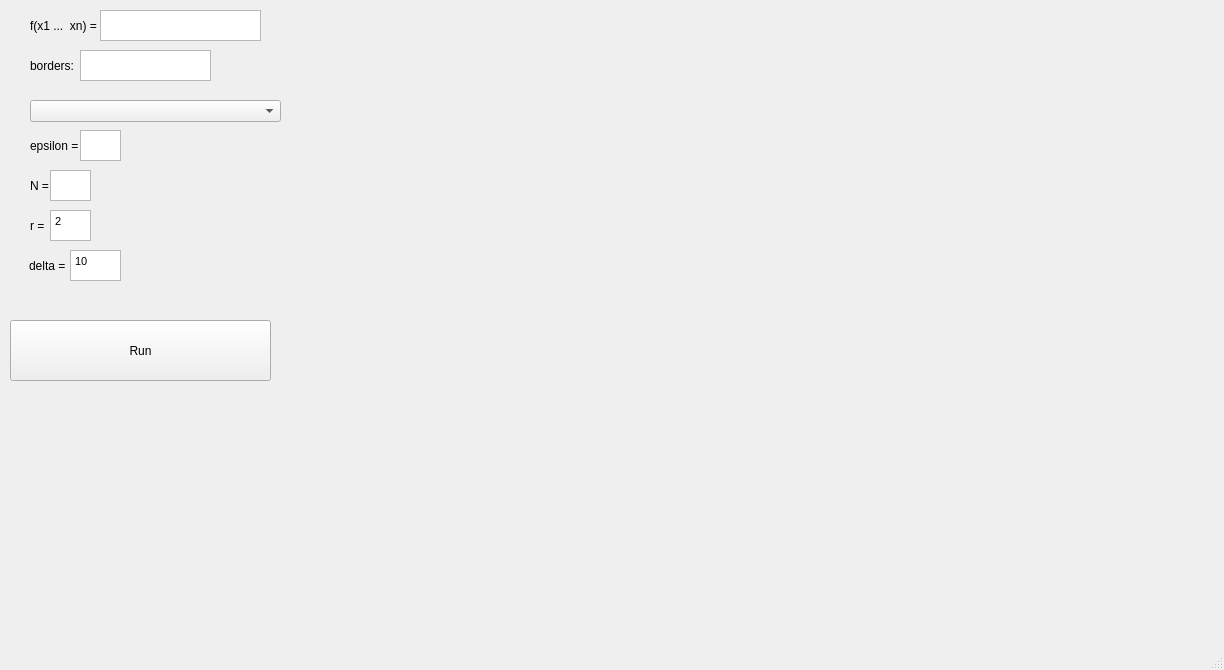
vladimir-kalinin/diplom, file gui.ui: the form before one commit.
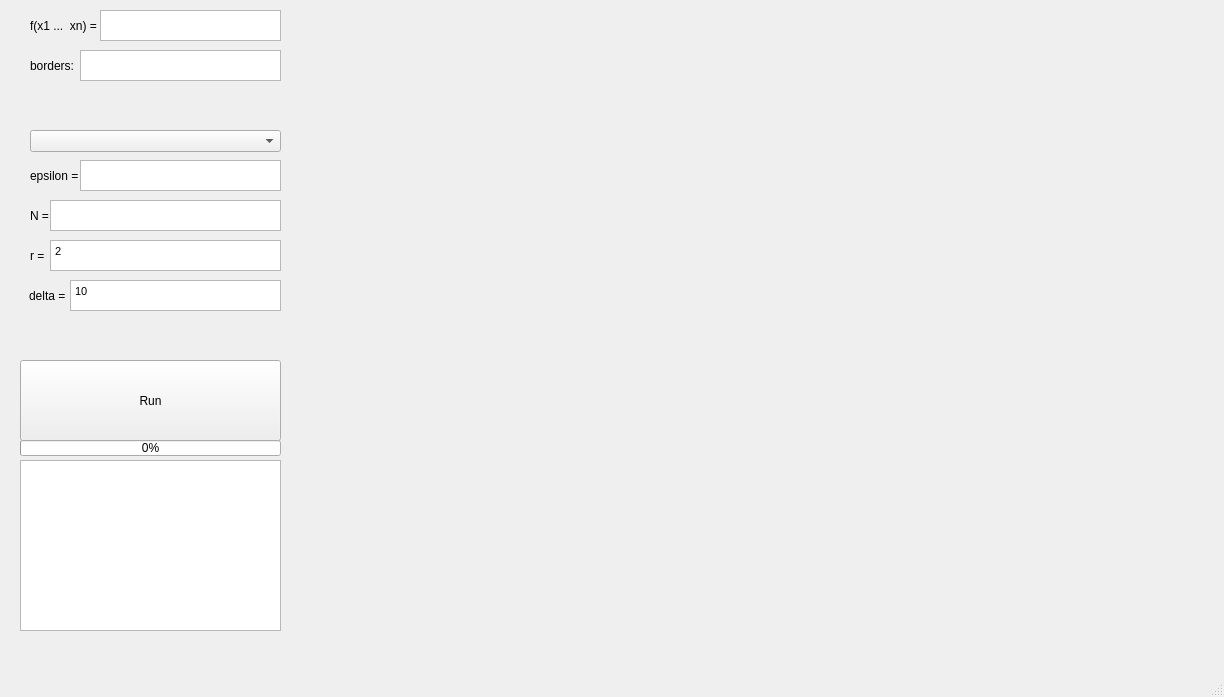
The form after the commit.

Commit message: Fix method. Add progress bar. Add epsilon support.

Diff of the .ui file:
```diff
--- a/gui.ui
+++ b/gui.ui
@@ -7,7 +7,7 @@
     <x>0</x>
     <y>0</y>
     <width>1224</width>
-    <height>670</height>
+    <height>697</height>
    </rect>
   </property>
   <property name="windowTitle">
@@ -17,9 +17,9 @@
    <widget class="QWidget" name="widget" native="true">
     <property name="geometry">
      <rect>
-      <x>320</x>
+      <x>300</x>
       <y>0</y>
-      <width>901</width>
+      <width>921</width>
       <height>621</height>
      </rect>
     </property>
@@ -28,8 +28,8 @@
     <property name="geometry">
      <rect>
       <x>50</x>
-      <y>210</y>
-      <width>41</width>
+      <y>240</y>
+      <width>231</width>
       <height>31</height>
      </rect>
     </property>
@@ -38,15 +38,15 @@
 &lt;html&gt;&lt;head&gt;&lt;meta name=&quot;qrichtext&quot; content=&quot;1&quot; /&gt;&lt;style type=&quot;text/css&quot;&gt;
 p, li { white-space: pre-wrap; }
 &lt;/style&gt;&lt;/head&gt;&lt;body style=&quot; font-family:'MS Shell Dlg 2'; font-size:8.25pt; font-weight:400; font-style:normal;&quot;&gt;
-&lt;p style=&quot; margin-top:0px; margin-bottom:0px; margin-left:0px; margin-right:0px; -qt-block-indent:0; text-indent:0px;&quot;&gt;2&lt;/p&gt;&lt;/body&gt;&lt;/html&gt;</string>
+&lt;p style=&quot; margin-top:0px; margin-bottom:0px; margin-left:0px; margin-right:0px; -qt-block-indent:0; text-indent:0px;&quot;&gt;&lt;span style=&quot; font-family:'MS Shell Dlg 2';&quot;&gt;2&lt;/span&gt;&lt;/p&gt;&lt;/body&gt;&lt;/html&gt;</string>
     </property>
    </widget>
    <widget class="QTextEdit" name="textEdit_n">
     <property name="geometry">
      <rect>
       <x>50</x>
-      <y>170</y>
-      <width>41</width>
+      <y>200</y>
+      <width>231</width>
       <height>31</height>
      </rect>
     </property>
@@ -68,7 +68,7 @@
     <property name="geometry">
      <rect>
       <x>30</x>
-      <y>170</y>
+      <y>200</y>
       <width>21</width>
       <height>31</height>
      </rect>
@@ -81,7 +81,7 @@
     <property name="geometry">
      <rect>
       <x>30</x>
-      <y>210</y>
+      <y>240</y>
       <width>31</width>
       <height>31</height>
      </rect>
@@ -94,7 +94,7 @@
     <property name="geometry">
      <rect>
       <x>30</x>
-      <y>130</y>
+      <y>160</y>
       <width>51</width>
       <height>31</height>
      </rect>
@@ -107,8 +107,8 @@
     <property name="geometry">
      <rect>
       <x>80</x>
-      <y>130</y>
-      <width>41</width>
+      <y>160</y>
+      <width>201</width>
       <height>31</height>
      </rect>
     </property>
@@ -118,7 +118,7 @@
      <rect>
       <x>80</x>
       <y>50</y>
-      <width>131</width>
+      <width>201</width>
       <height>31</height>
      </rect>
     </property>
@@ -128,7 +128,7 @@
      <rect>
       <x>100</x>
       <y>10</y>
-      <width>161</width>
+      <width>181</width>
       <height>31</height>
      </rect>
     </property>
@@ -150,7 +150,7 @@
     <property name="geometry">
      <rect>
       <x>30</x>
-      <y>100</y>
+      <y>130</y>
       <width>251</width>
       <height>22</height>
      </rect>
@@ -159,10 +159,10 @@
    <widget class="QPushButton" name="pushButton">
     <property name="geometry">
      <rect>
-      <x>10</x>
-      <y>320</y>
+      <x>20</x>
+      <y>360</y>
       <width>261</width>
-      <height>61</height>
+      <height>81</height>
      </rect>
     </property>
     <property name="text">
@@ -173,7 +173,7 @@
     <property name="geometry">
      <rect>
       <x>29</x>
-      <y>250</y>
+      <y>280</y>
       <width>41</width>
       <height>31</height>
      </rect>
@@ -186,8 +186,8 @@
     <property name="geometry">
      <rect>
       <x>70</x>
-      <y>250</y>
-      <width>51</width>
+      <y>280</y>
+      <width>211</width>
       <height>31</height>
      </rect>
     </property>
@@ -196,7 +196,30 @@
 &lt;html&gt;&lt;head&gt;&lt;meta name=&quot;qrichtext&quot; content=&quot;1&quot; /&gt;&lt;style type=&quot;text/css&quot;&gt;
 p, li { white-space: pre-wrap; }
 &lt;/style&gt;&lt;/head&gt;&lt;body style=&quot; font-family:'MS Shell Dlg 2'; font-size:8.25pt; font-weight:400; font-style:normal;&quot;&gt;
-&lt;p style=&quot; margin-top:0px; margin-bottom:0px; margin-left:0px; margin-right:0px; -qt-block-indent:0; text-indent:0px;&quot;&gt;10&lt;/p&gt;&lt;/body&gt;&lt;/html&gt;</string>
+&lt;p style=&quot; margin-top:0px; margin-bottom:0px; margin-left:0px; margin-right:0px; -qt-block-indent:0; text-indent:0px;&quot;&gt;&lt;span style=&quot; font-family:'MS Shell Dlg 2';&quot;&gt;10&lt;/span&gt;&lt;/p&gt;&lt;/body&gt;&lt;/html&gt;</string>
+    </property>
+   </widget>
+   <widget class="QTextBrowser" name="textBrowser">
+    <property name="geometry">
+     <rect>
+      <x>20</x>
+      <y>460</y>
+      <width>261</width>
+      <height>171</height>
+     </rect>
+    </property>
+   </widget>
+   <widget class="QProgressBar" name="progressBar">
+    <property name="geometry">
+     <rect>
+      <x>20</x>
+      <y>440</y>
+      <width>261</width>
+      <height>16</height>
+     </rect>
+    </property>
+    <property name="value">
+     <number>0</number>
     </property>
    </widget>
   </widget>
```
The commit also changes 3 other files.
